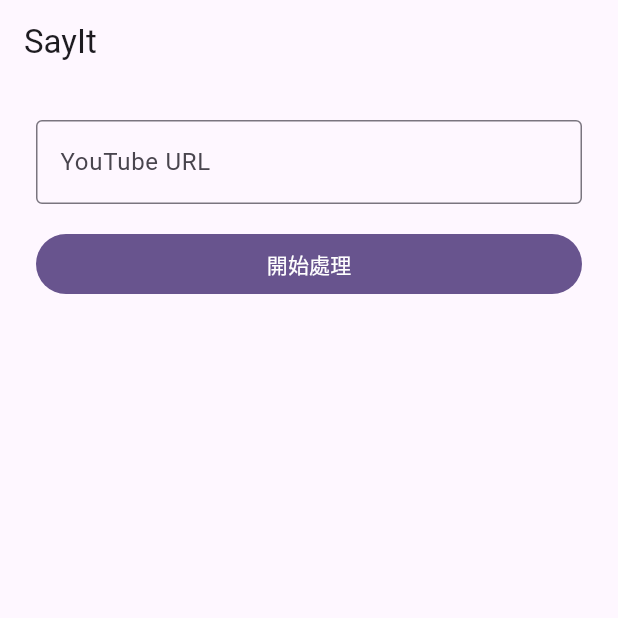
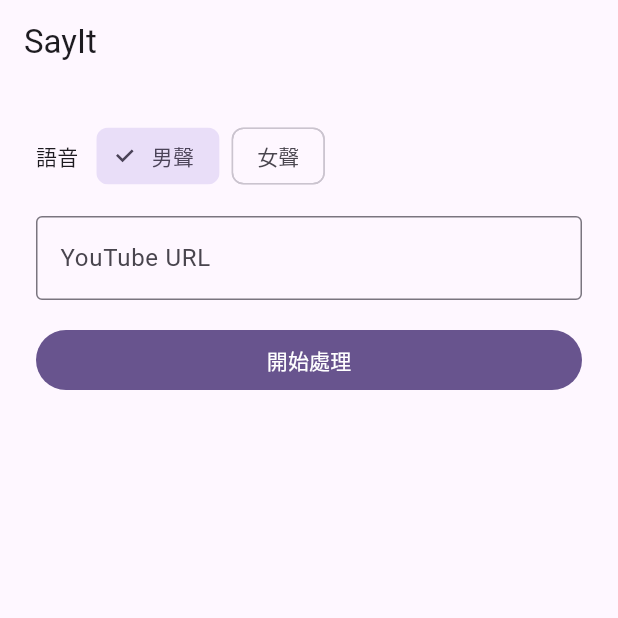
Before and after one commit to vitokarta/sayit, a Flutter app: the screen it shows after launch, after a tap on "開始處理", on a phone screen of 412 x 824 dp, the top half of it. Run offline on Flutter 3.47's test engine with Material 3 defaults, Android fonts, the phone set to English and light mode, and no system bars; our stand-ins replace just_audio, shared_preferences.

Commit message:
feat: voice gender selection + Gemini 3 Flash primary/fallback model
- Flutter: add male/female voice selector (persisted in SharedPreferences),
  send voice param to POST /process
- Backend: pass voice through ProcessRequest → _run_job → pipeline.run,
  set TTS_VOICE (Wavenet-D / Wavenet-F) accordingly
- Pipeline: replace single model with primary/fallback — gemini-3-flash-preview
  first, auto-switch to gemini-3.1-flash-lite on 429 quota exhausted;
  same logic applied to HTML player feedback (批改) via client-side JS

Co-Authored-By: Claude Sonnet 4.6 <noreply@anthropic.com>

```diff
--- a/flutter/sayit_app/lib/main.dart
+++ b/flutter/sayit_app/lib/main.dart
@@ -7,6 +7,7 @@ import 'player_screen.dart';
 
 const _apiBase = 'https://sayit-x056.onrender.com';
 const _historyKey = 'history';
+const _voiceKey   = 'voice';
 const _maxHistory = 3;
 
 void main() {
@@ -41,14 +42,15 @@ class _HomeScreenState extends State<HomeScreen> {
   bool _loading = false;
   String? _error;
   List<Map<String, String>> _history = [];
+  String _voice = 'male'; // 'male' | 'female'
 
   @override
   void initState() {
     super.initState();
-    _loadHistory();
+    _loadPrefs();
   }
 
-  Future<void> _loadHistory() async {
+  Future<void> _loadPrefs() async {
     final prefs = await SharedPreferences.getInstance();
     final raw = prefs.getString(_historyKey);
     if (raw != null) {
@@ -58,6 +60,15 @@ class _HomeScreenState extends State<HomeScreen> {
             .toList();
       });
     }
+    setState(() {
+      _voice = prefs.getString(_voiceKey) ?? 'male';
+    });
+  }
+
+  Future<void> _setVoice(String v) async {
+    final prefs = await SharedPreferences.getInstance();
+    await prefs.setString(_voiceKey, v);
+    setState(() => _voice = v);
   }
 
   Future<void> _saveToHistory(String id, String title) async {
@@ -78,7 +89,7 @@ class _HomeScreenState extends State<HomeScreen> {
       final res = await http.post(
         Uri.parse('$_apiBase/process'),
         headers: {'Content-Type': 'application/json'},
-        body: jsonEncode({'url': url}),
+        body: jsonEncode({'url': url, 'voice': _voice}),
       );
       final body = jsonDecode(res.body) as Map<String, dynamic>;
       final videoId = body['video_id'] as String;
@@ -136,6 +147,25 @@ class _HomeScreenState extends State<HomeScreen> {
             const SizedBox(height: 20),
           ],
 
+          // 語音選擇
+          Row(
+            children: [
+              Text('語音', style: Theme.of(context).textTheme.labelLarge),
+              const SizedBox(width: 12),
+              ChoiceChip(
+                label: const Text('男聲'),
+                selected: _voice == 'male',
+                onSelected: (_) => _setVoice('male'),
+              ),
+              const SizedBox(width: 8),
+              ChoiceChip(
+                label: const Text('女聲'),
+                selected: _voice == 'female',
+                onSelected: (_) => _setVoice('female'),
+              ),
+            ],
+          ),
+          const SizedBox(height: 16),
           // URL 輸入
           TextField(
             controller: _urlController,
```
Also changed, not shown: 2 other files.
